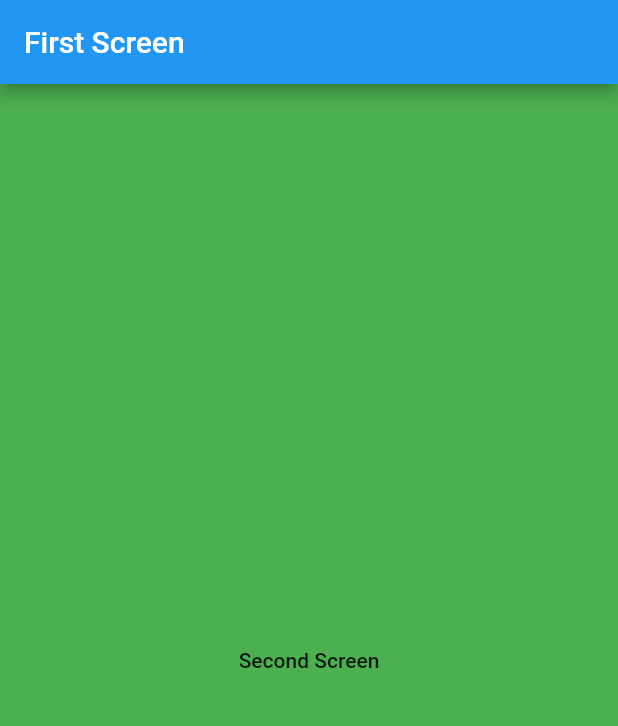
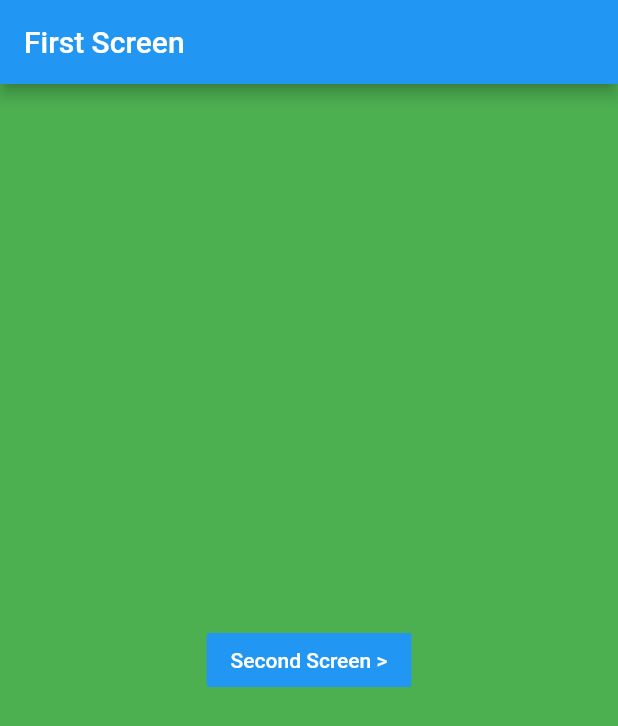
Before and after one commit to Fi4m/flutter_connectivity, a Flutter app: the screen it shows after launch, on a phone screen of 412 x 824 dp. Shown: the top 726 px of the screen. Run offline on Flutter 3.47's test engine with Material 2 defaults, Android fonts, the phone set to English and light mode, and no system bars; our stand-ins replace connectivity, data_connection_checker.

Commit message:
minor refactor

```diff
--- a/lib/app/app.dart
+++ b/lib/app/app.dart
@@ -1,9 +1,9 @@
 import 'package:flutter/material.dart';
-import 'package:flutter_connectivity/app/first_screen.dart';
 import 'package:flutter_connectivity/app/internet_handler.dart';
-import 'package:flutter_connectivity/app/no_internet_screen.dart';
-import 'package:flutter_connectivity/app/second_screen.dart';
-import 'package:flutter_connectivity/app/third_screen.dart';
+import 'package:flutter_connectivity/app/screens/first_screen.dart';
+import 'package:flutter_connectivity/app/screens/no_internet_screen.dart';
+import 'package:flutter_connectivity/app/screens/second_screen.dart';
+import 'package:flutter_connectivity/app/screens/third_screen.dart';
 
 class App extends StatefulWidget {
   // This widget is the root of your application.
@@ -19,17 +19,20 @@ class _AppState extends State<App> with InternetHandler {
   void initState() {
     super.initState();
 
-    isConnectedToInternet.stream.listen((isConnectedToInternet) {
+    isConnectedToInternet.stream.listen(_handleInternetConnection);
+  }
+
+  void _handleInternetConnection(isConnectedToInternet) {
     if (isConnectedToInternet) {
       Navigator.popUntil(buildContext, (Route<dynamic> route) {
         return route.settings.name != "/noInternet";
       });
     } else {
-        Navigator.pushNamedAndRemoveUntil(buildContext, "/noInternet", (Route<dynamic> route) {
+      Navigator.pushNamedAndRemoveUntil(buildContext, "/noInternet",
+          (Route<dynamic> route) {
         return route.settings.name != "/noInternet";
       });
     }
-    });
   }
 
   @override
@@ -39,19 +42,17 @@ class _AppState extends State<App> with InternetHandler {
       theme: ThemeData(
         primarySwatch: Colors.blue,
       ),
+      home: Builder(builder: (context) {
+        this.buildContext = context;
+        return FirstScreen();
+      }),
       routes: _routes,
     );
   }
 
   Map<String, WidgetBuilder> get _routes => {
-    "/": (context) => _saveContext(context, FirstScreen()),
-    "/second": (context) => _saveContext(context, SecondScreen()),
-    "/third": (context) => _saveContext(context, ThirdScreen()),
+        "/second": (context) => SecondScreen(),
+        "/third": (context) => ThirdScreen(),
         "/noInternet": (context) => NoInternetScreen()
       };
-
-  Widget _saveContext(BuildContext context, Widget widget) {
-    buildContext = context;
-    return widget;
 }
-}
--- a/lib/app/internet_handler.dart
+++ b/lib/app/internet_handler.dart
@@ -46,6 +46,8 @@ mixin InternetHandler on State<App> {
     isConnectedToInternet.add(status == DataConnectionStatus.connected);
     if (status == DataConnectionStatus.connected) {
       _dataListener?.cancel();
+    } else {
+      Future.delayed(Duration(seconds: 20), () => _dataConnectionChecker.hasConnection);
     }
   }
 }
--- a/lib/app/first_screen.dart
+++ b/lib/app/screens/first_screen.dart
@@ -1,13 +1,6 @@
 import 'package:flutter/material.dart';
-import 'package:flutter_connectivity/app/internet_handler.dart';
-import 'package:flutter_connectivity/app/no_internet_state.dart';
 
-class FirstScreen extends StatefulWidget {
-  @override
-  _FirstScreenState createState() => _FirstScreenState();
-}
-
-class _FirstScreenState extends State<FirstScreen> {
+class FirstScreen extends StatelessWidget {
   @override
   Widget build(BuildContext context) {
     return Scaffold(
@@ -19,7 +12,9 @@ class _FirstScreenState extends State<FirstScreen> {
         child: Center(
           child: FlatButton(
             onPressed: () => Navigator.pushNamed(context, "/second"),
-            child: Text("Second Screen"),
+            child: Text("Second Screen >"),
+            textColor: Colors.white,
+            color: Colors.blue,
           ),
         ),
       ),
--- a/lib/app/no_internet_screen.dart
+++ b/lib/app/screens/no_internet_screen.dart
@@ -1,4 +1,4 @@
-import 'package:connectivity/connectivity.dart';
+import 'package:data_connection_checker/data_connection_checker.dart';
 import 'package:flutter/material.dart';
 
 class NoInternetScreen extends StatelessWidget {
@@ -13,7 +13,7 @@ class NoInternetScreen extends StatelessWidget {
           children: <Widget>[
             Text("No internet connection", style: TextStyle(fontSize: 17)),
             FlatButton(
-              onPressed: () => Connectivity().checkConnectivity(),
+              onPressed: () => DataConnectionChecker().hasConnection,
               child: Text("Retry", style: TextStyle(color: Colors.blue)),
             )
           ],
```
Also changed, not shown: lib/app/no_internet_state.dart (deleted, +0 -64 lines), lib/app/screens/second_screen.dart (renamed from lib/app/second_screen.dart, +4 -7 lines), lib/app/screens/third_screen.dart (renamed from lib/app/third_screen.dart, +1 -7 lines). Lines whose indentation alone changed are shown as unchanged.
